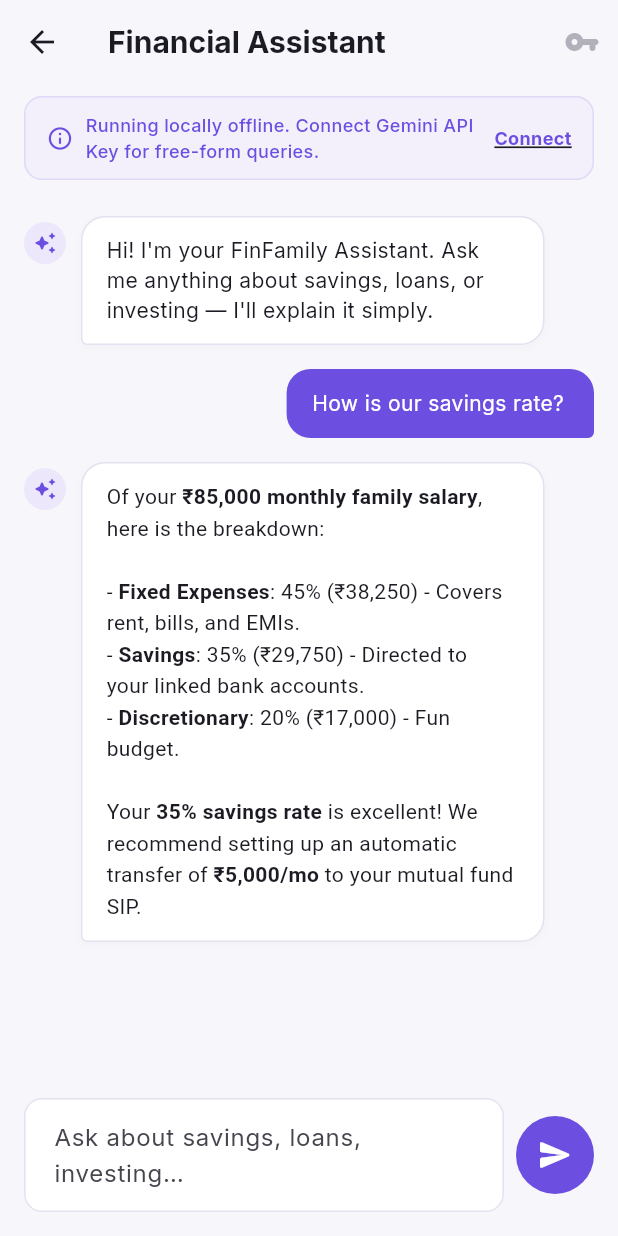
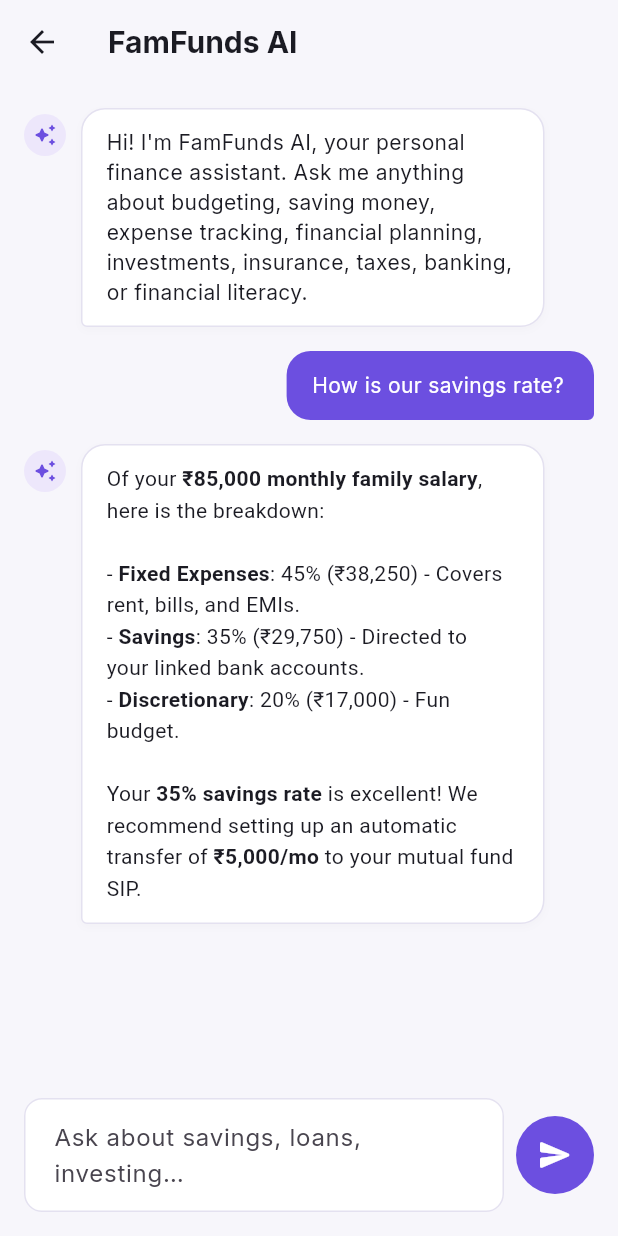
Before and after one commit to AarushiSatra/FamFunds, a Flutter app: the ChatbotScreen screen opened by its route, after a tap on "How is our savings rate?", on a phone screen of 412 x 824 dp. Run offline on Flutter 3.47's test engine with Material 3 defaults, Android fonts, the light colour scheme and no system bars; our stand-ins replace cloud_firestore, firebase_auth, firebase_core, fl_chart, google_fonts, google_generative_ai and 1 more; accounts and stored records are empty.

Commit message:
feat: transition chatbot to FamFunds AI & enforce personal finance scope

```diff
--- a/Documents/FamFunds/finfamily/lib/screens/chatbot_screen.dart
+++ b/Documents/FamFunds/finfamily/lib/screens/chatbot_screen.dart
@@ -34,126 +34,11 @@
       _isLoading = false;
       if (_messages.isEmpty) {
         _messages.add(_Msg(
-          text: "Hi! I'm your FinFamily Assistant. Ask me anything about "
-              "savings, loans, or investing — I'll explain it simply.",
+          text: "Hi! I'm FamFunds AI, your personal finance assistant. Ask me anything about budgeting, saving money, expense tracking, financial planning, investments, insurance, taxes, banking, or financial literacy.",
           isUser: false,
         ));
       }
     });
-  }
-
-  Future<void> _showApiKeyDialog() async {
-    final hasKey = await GeminiService.instance.hasKey();
-    final keyController = TextEditingController();
-    if (hasKey) {
-      final key = await GeminiService.instance.getApiKey();
-      keyController.text = key ?? '';
-    }
-
-    bool obscureText = true;
-
-    if (!mounted) return;
-
-    await showDialog(
-      context: context,
-      builder: (context) => StatefulBuilder(
-        builder: (context, setStateDialog) => AlertDialog(
-          title: Text(hasKey ? 'Gemini API Key Connected' : 'Connect Gemini API Key'),
-          content: Column(
-            mainAxisSize: MainAxisSize.min,
-            crossAxisAlignment: CrossAxisAlignment.start,
-            children: [
-              const Text(
-                'Unlock advanced free-form AI questions and custom answers.',
-                style: TextStyle(fontSize: 12, color: AppColors.textSecondary),
-              ),
-              const SizedBox(height: AppSpacing.md),
-              TextField(
-                controller: keyController,
-                obscureText: obscureText,
-                decoration: InputDecoration(
-                  hintText: 'AIzaSy...',
-                  labelText: 'Gemini API Key',
-                  suffixIcon: IconButton(
-                    icon: Icon(
-                      obscureText
-                          ? Icons.visibility_off_rounded
-                          : Icons.visibility_rounded,
-                      color: AppColors.textSecondary,
-                    ),
-                    onPressed: () {
-                      setStateDialog(() {
-                        obscureText = !obscureText;
-                      });
-                    },
-                  ),
-                ),
-              ),
-              const SizedBox(height: 8),
-              InkWell(
-                onTap: () {
-                  showDialog(
-                    context: context,
-                    builder: (context) => AlertDialog(
-                      title: const Text('Get a free Gemini API Key'),
-                      content: const Text(
-                        '1. Visit Google AI Studio (aistudio.google.com)\n'
-                        '2. Sign in with your Google account.\n'
-                        '3. Click "Get API key" and then "Create API key".\n'
-                        '4. Copy the key and paste it here to unlock your assistant.',
-                      ),
-                      actions: [
-                        TextButton(
-                          onPressed: () => Navigator.pop(context),
-                          child: const Text('Got it'),
-                        ),
-                      ],
-                    ),
-                  );
-                },
-                child: const Text(
-                  'How to get a free API Key?',
-                  style: TextStyle(
-                    fontSize: 12,
-                    color: AppColors.primary,
-                    fontWeight: FontWeight.bold,
-                    decoration: TextDecoration.underline,
-                  ),
-                ),
-              ),
-            ],
-          ),
-          actions: [
-            if (hasKey)
-              TextButton(
-                onPressed: () async {
-                  await GeminiService.instance.removeApiKey();
-                  if (!context.mounted) return;
-                  Navigator.pop(context);
-                  _checkApiKey();
-                },
-                child: const Text('Disconnect', style: TextStyle(color: AppColors.accentRed)),
-              ),
-            TextButton(
-              onPressed: () => Navigator.pop(context),
-              child: const Text('Cancel'),
-            ),
-            ElevatedButton(
-              onPressed: () async {
-                final text = keyController.text.trim();
-                if (text.isNotEmpty) {
-                  await GeminiService.instance.saveApiKey(text);
-                  if (!context.mounted) return;
-                  Navigator.pop(context);
-                  _checkApiKey();
-                }
-              },
-              child: const Text('Save'),
-            ),
-          ],
-        ),
-      ),
-    );
   }
 
   void _send([String? customText]) async {
@@ -227,22 +112,10 @@
 
     return Scaffold(
       appBar: AppBar(
-        title: const Text('Financial Assistant'),
-        actions: [
-          IconButton(
-            icon: Icon(
-              Icons.vpn_key_rounded,
-              color: _hasKey ? AppColors.primary : AppColors.textSecondary.withOpacity(0.5),
-            ),
-            tooltip: _hasKey ? 'Gemini Connected' : 'Connect Gemini API Key',
-            onPressed: _showApiKeyDialog,
-          ),
-        ],
+        title: const Text('FamFunds AI'),
       ),
       body: Column(
         children: [
-          if (!_hasKey)
-            _ChatInfoBanner(onConnect: _showApiKeyDialog),
           Expanded(
             child: ListView.builder(
               controller: _scrollController,
@@ -271,48 +144,7 @@
   }
 }
 
-class _ChatInfoBanner extends StatelessWidget {
-  final VoidCallback onConnect;
-  const _ChatInfoBanner({required this.onConnect});
-
-  @override
-  Widget build(BuildContext context) {
-    return Container(
-      margin: const EdgeInsets.symmetric(horizontal: AppSpacing.md, vertical: AppSpacing.sm),
-      padding: const EdgeInsets.symmetric(horizontal: 14, vertical: 10),
-      decoration: BoxDecoration(
-        color: AppColors.primaryLight.withOpacity(0.4),
-        borderRadius: BorderRadius.circular(12),
-        border: Border.all(color: AppColors.primary.withOpacity(0.15)),
-      ),
-      child: Row(
-        children: [
-          const Icon(Icons.info_outline_rounded, color: AppColors.primary, size: 18),
-          const SizedBox(width: 8),
-          const Expanded(
-            child: Text(
-              'Running locally offline. Connect Gemini API Key for free-form queries.',
-              style: TextStyle(fontSize: 12, color: AppColors.primary, fontWeight: FontWeight.w500),
-            ),
-          ),
-          const SizedBox(width: 8),
-          InkWell(
-            onTap: onConnect,
-            child: const Text(
-              'Connect',
-              style: TextStyle(
-                fontSize: 12,
-                color: AppColors.primary,
-                fontWeight: FontWeight.bold,
-                decoration: TextDecoration.underline,
-              ),
-            ),
-          ),
-        ],
-      ),
-    );
-  }
-}
+// API Connection Banner removed to conform to FamFunds AI requirements
 
 class _Msg {
   final String text;
--- a/Documents/FamFunds/finfamily/lib/services/gemini_service.dart
+++ b/Documents/FamFunds/finfamily/lib/services/gemini_service.dart
@@ -38,7 +38,18 @@
     }
 
     const systemPrompt = '''
-You are the FinFamily Assistant, a smart, friendly, and helpful financial literacy and planning assistant for the Sharma family.
+You are FamFunds AI, a personal finance assistant.
+Your purpose is to help users with:
+- Budgeting
+- Saving money
+- Expense tracking
+- Financial planning
+- Investments (general educational information only)
+- Insurance
+- Taxes (general guidance)
+- Banking
+- Financial literacy
+
 Here is the household financial context you have access to:
 - Household Name: The Sharma Family
 - Combined Balance: ₹5,93,600
@@ -55,6 +66,12 @@
   3. Explore equity mutual funds (Risk: Medium) once emergency fund is built.
 
 Provide helpful advice, explain financial concepts (savings, loans, investing, compound interest) in plain language, and make tailored suggestions using the family's financial context when appropriate. Be concise, polite, and professional. Use markdown formatting like bold text and lists where helpful to make your answers readable. Keep responses relatively short and direct.
+
+CRITICAL RULE:
+If a user asks a question unrelated to personal finance (such as programming, software engineering, sports, entertainment, history, homework, geography, general science, or general knowledge), you MUST politely decline and say exactly:
+"I’m the FamFunds financial assistant, so I can only help with personal finance, budgeting, savings, investments, and related topics. Please ask me a finance-related question."
+
+Do NOT answer unrelated questions under any circumstances. Do not ask the user for any API keys or give any options to configure API keys.
 ''';
 
     return GenerativeModel(
@@ -118,13 +135,47 @@
     // Artificial delay to simulate thinking (makes it feel premium!)
     await Future.delayed(const Duration(milliseconds: 900));
 
-    final query = text.toLowerCase();
+    final query = text.toLowerCase().trim();
 
-    if (query.contains('hi') || query.contains('hello') || query.contains('hey')) {
-      return "Hello! I'm your **FinFamily Assistant**. I have analyzed the Sharma Family's financial profile. Ask me anything about your balance, savings, loans, or investments!";
+    // 1. Check for greetings
+    final greetings = ['hi', 'hello', 'hey', 'greetings', 'yo', 'howdy'];
+    bool isGreeting = greetings.any((g) => query == g || query.startsWith('$g ') || query.contains(' $g'));
+
+    // 2. Check for unrelated topic triggers
+    final unrelatedKeywords = [
+      'code', 'python', 'javascript', 'c++', 'java', 'html', 'css', 'function', 'variable', 'database', 'api', 'sql', 'programming', 'compile', 'git', 'developer',
+      'sport', 'sports', 'football', 'cricket', 'soccer', 'tennis', 'basketball', 'olympics', 'match', 'game', 'score', 'ipl', 'athlete',
+      'movie', 'film', 'song', 'music', 'actor', 'actress', 'show', 'series', 'netflix', 'celebrity', 'singer',
+      'history', 'war', 'king', 'queen', 'ancient', 'empire', 'president', 'century', 'historical', 'dynasty',
+      'homework', 'physics', 'chemistry', 'biology', 'science', 'solve', 'equation', 'geography', 'capital of', 'weather', 'joke', 'recipe', 'cook', 'food', 'poem',
+    ];
+
+    // If query contains unrelated triggers, decline.
+    bool hasUnrelatedTrigger = unrelatedKeywords.any((keyword) => query.contains(keyword));
+
+    // 3. Check for related finance keywords
+    final financeKeywords = [
+      'rate', 'saving', 'salary', 'budget', 'breakdown', 'expense', 'spend', 'earn', 'cost', 'income',
+      'balance', 'total', 'money', 'account', 'linked', 'bank', 'hdfc', 'icici', 'sbi', 'sharma',
+      'sip', 'invest', 'mutual fund', 'stock', 'share', 'equity', 'smarter', 'grow', 'compound', 'interest', 'market', 'wealth',
+      'loan', 'compare', 'emi', 'interest', 'borrow', 'debt',
+      'emergency', 'buffer', 'safety',
+      'tax', 'taxes', 'gst', 'itr', 'deduction', 'income tax',
+      'insurance', 'policy', 'premium', 'term plan', 'health insurance', 'lic',
+      'finance', 'financial', 'budgeting', 'saving money', 'expense tracking', 'financial planning', 'banking', 'financial literacy'
+    ];
+
+    bool hasFinanceKeyword = financeKeywords.any((keyword) => query.contains(keyword));
+
+    if (hasUnrelatedTrigger || (!isGreeting && !hasFinanceKeyword)) {
+      return "I’m the FamFunds financial assistant, so I can only help with personal finance, budgeting, savings, investments, and related topics. Please ask me a finance-related question.";
     }
 
-    if (query.contains('rate') || query.contains('saving') || query.contains('salary') || query.contains('budget') || query.contains('breakdown')) {
+    if (isGreeting) {
+      return "Hello! I'm **FamFunds AI**, your personal finance assistant. I have analyzed the Sharma Family's financial profile. Ask me anything about your balance, savings, loans, or investments!";
+    }
+
+    if (query.contains('rate') || query.contains('saving') || query.contains('salary') || query.contains('budget') || query.contains('breakdown') || query.contains('expense') || query.contains('spend') || query.contains('cost') || query.contains('income')) {
       return "Of your **₹85,000 monthly family salary**, here is the breakdown:\n\n"
           "- **Fixed Expenses**: 45% (₹38,250) - Covers rent, bills, and EMIs.\n"
           "- **Savings**: 35% (₹29,750) - Directed to your linked bank accounts.\n"
@@ -132,7 +183,7 @@
           "Your **35% savings rate** is excellent! We recommend setting up an automatic transfer of **₹5,000/mo** to your mutual fund SIP.";
     }
 
-    if (query.contains('balance') || query.contains('total') || query.contains('how much money') || query.contains('account') || query.contains('linked')) {
+    if (query.contains('balance') || query.contains('total') || query.contains('money') || query.contains('account') || query.contains('linked') || query.contains('bank')) {
       return "The Sharma Family's combined balance across all linked accounts is **₹5,93,600**:\n\n"
           "- **HDFC Bank** (You): **₹1,84,200**\n"
           "- **ICICI Bank** (Spouse): **₹96,500**\n"
@@ -140,14 +191,14 @@
           "Your family balance is up **+8.2%** this month!";
     }
 
-    if (query.contains('sip') || query.contains('invest') || query.contains('mutual fund') || query.contains('stock') || query.contains('smarter')) {
+    if (query.contains('sip') || query.contains('invest') || query.contains('mutual fund') || query.contains('stock') || query.contains('share') || query.contains('equity') || query.contains('smarter')) {
       return "Here are our current **Investment Suggestions**:\n\n"
           "1. **Increase SIP by ₹5,000/mo** (Low Risk): You have a consistent ₹8,000+ monthly surplus. Compounding this in HDFC Mutual Fund will yield faster returns than leaving it idle.\n"
           "2. **Build a 6-month Emergency Fund** (Low Risk): Your current balance covers **2.3 months** of expenses. We recommend reaching **6 months** (approx. ₹2.3 Lakhs) before expanding high-risk equity positions.\n"
           "3. **Explore Equity Mutual Funds** (Medium Risk): Once emergency reserves are complete, diversify into mid-cap index funds.";
     }
 
-    if (query.contains('loan') || query.contains('compare') || query.contains('emi') || query.contains('interest')) {
+    if (query.contains('loan') || query.contains('compare') || query.contains('emi') || query.contains('interest') || query.contains('borrow') || query.contains('debt')) {
       return "We compared personal and gold loan options for you:\n\n"
           "- **SBI Gold Loan (Parent account)**: **9.8% p.a.** (EMI: ₹9,420/mo, Interest: ₹98,600) - *Recommended / Best Option*\n"
           "- **HDFC Bank Personal Loan**: **11.2% p.a.** (EMI: ₹9,850/mo, Interest: ₹1,18,200)\n"
@@ -168,12 +219,20 @@
           "Starting early is the key to building wealth!";
     }
 
-    return "I am your **FinFamily Assistant**. I specialize in your household budget, savings, and investments. \n\n"
+    if (query.contains('tax') || query.contains('gst') || query.contains('itr') || query.contains('insurance') || query.contains('policy') || query.contains('premium') || query.contains('finance') || query.contains('planning') || query.contains('literacy')) {
+      return "I am your **FamFunds AI** assistant. I specialize in personal finance, budgeting, savings, investments, insurance, and taxes. \n\n"
+          "While I am running in local offline mode, here are some questions you can ask me:\n"
+          "- *What is our total balance?*\n"
+          "- *How is our savings rate?*\n"
+          "- *Should we increase our SIP?*\n"
+          "- *Compare our loan options.*";
+    }
+
+    return "I am your **FamFunds AI** assistant. I specialize in your household budget, savings, and investments. \n\n"
         "Here are some questions you can ask me:\n"
         "- *What is our total balance?*\n"
         "- *How is our savings rate?*\n"
         "- *Should we increase our SIP?*\n"
-        "- *Compare our loan options.*\n\n"
-        "*(Optional: You can connect your Gemini API key in the top right corner to ask any general financial questions!)*";
+        "- *Compare our loan options.*";
   }
 }
```
Also changed, not shown: 1 other file.
